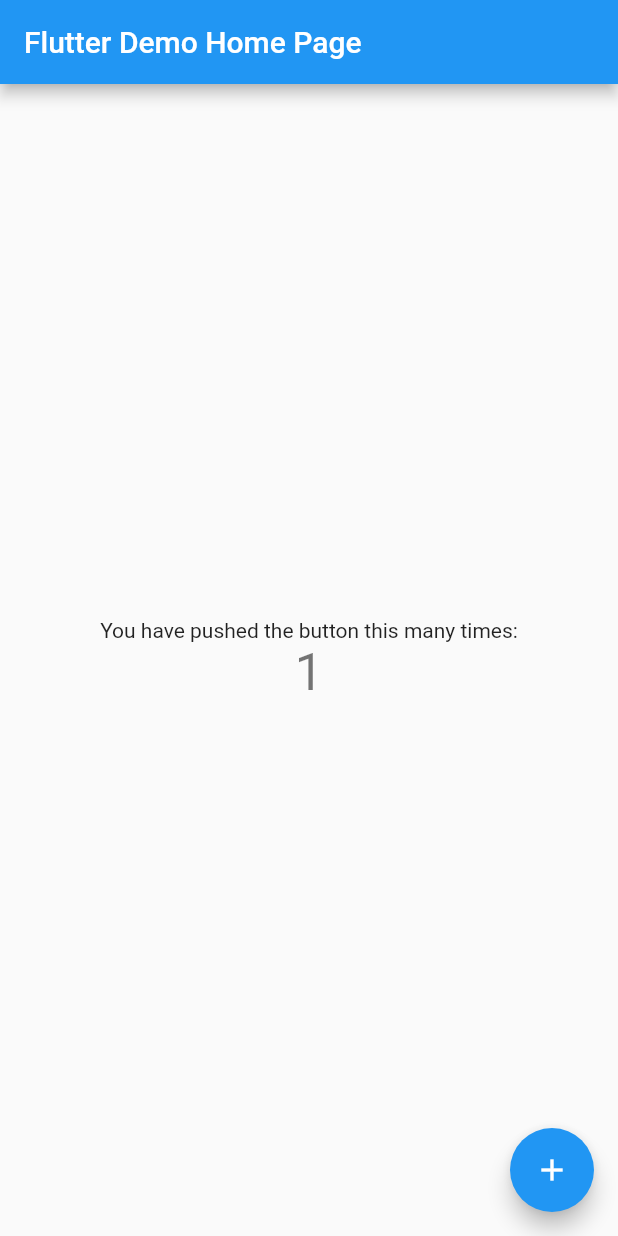
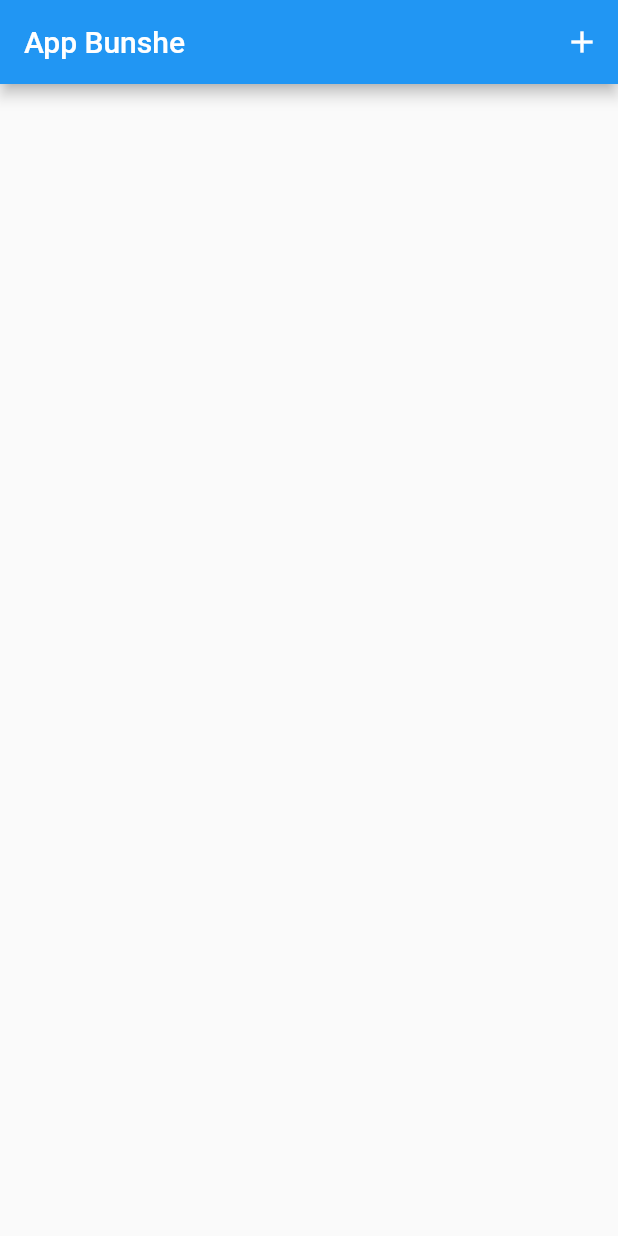
Before and after one commit to Ammarit2545/Lab-5---Database, a Flutter app: the MyHomePage screen opened directly, after a tap on the "add" icon, on a phone screen of 412 x 824 dp. Run offline on Flutter 3.47's test engine with Material 2 defaults, Android fonts, the phone set to English and light mode, and no system bars.

Commit message:
2th commit - Action Button

```diff
--- a/lib/main.dart
+++ b/lib/main.dart
@@ -7,39 +7,20 @@ void main() {
 class MyApp extends StatelessWidget {
   const MyApp({Key? key}) : super(key: key);
 
-  // This widget is the root of your application.
   @override
   Widget build(BuildContext context) {
     return MaterialApp(
       title: 'Flutter Demo',
       theme: ThemeData(
-        // This is the theme of your application.
-        //
-        // Try running your application with "flutter run". You'll see the
-        // application has a blue toolbar. Then, without quitting the app, try
-        // changing the primarySwatch below to Colors.green and then invoke
-        // "hot reload" (press "r" in the console where you ran "flutter run",
-        // or simply save your changes to "hot reload" in a Flutter IDE).
-        // Notice that the counter didn't reset back to zero; the application
-        // is not restarted.
         primarySwatch: Colors.blue,
       ),
-      home: const MyHomePage(title: 'Flutter Demo Home Page'),
+      home: const MyHomePage(title: 'App Bunshe'),
     );
   }
 }
 
 class MyHomePage extends StatefulWidget {
   const MyHomePage({Key? key, required this.title}) : super(key: key);
-
-  // This widget is the home page of your application. It is stateful, meaning
-  // that it has a State object (defined below) that contains fields that affect
-  // how it looks.
-
-  // This class is the configuration for the state. It holds the values (in this
-  // case the title) provided by the parent (in this case the App widget) and
-  // used by the build method of the State. Fields in a Widget subclass are
-  // always marked "final".
 
   final String title;
 
@@ -48,68 +29,14 @@ class MyHomePage extends StatefulWidget {
 }
 
 class _MyHomePageState extends State<MyHomePage> {
-  int _counter = 0;
-
-  void _incrementCounter() {
-    setState(() {
-      // This call to setState tells the Flutter framework that something has
-      // changed in this State, which causes it to rerun the build method below
-      // so that the display can reflect the updated values. If we changed
-      // _counter without calling setState(), then the build method would not be
-      // called again, and so nothing would appear to happen.
-      _counter++;
-    });
-  }
-
   @override
   Widget build(BuildContext context) {
-    // This method is rerun every time setState is called, for instance as done
-    // by the _incrementCounter method above.
-    //
-    // The Flutter framework has been optimized to make rerunning build methods
-    // fast, so that you can just rebuild anything that needs updating rather
-    // than having to individually change instances of widgets.
     return Scaffold(
       appBar: AppBar(
-        // Here we take the value from the MyHomePage object that was created by
-        // the App.build method, and use it to set our appbar title.
         title: Text(widget.title),
+        actions: [IconButton(icon: Icon(Icons.add), onPressed: () {})],
       ),
-      body: Center(
-        // Center is a layout widget. It takes a single child and positions it
-        // in the middle of the parent.
-        child: Column(
-          // Column is also a layout widget. It takes a list of children and
-          // arranges them vertically. By default, it sizes itself to fit its
-          // children horizontally, and tries to be as tall as its parent.
-          //
-          // Invoke "debug painting" (press "p" in the console, choose the
-          // "Toggle Debug Paint" action from the Flutter Inspector in Android
-          // Studio, or the "Toggle Debug Paint" command in Visual Studio Code)
-          // to see the wireframe for each widget.
-          //
-          // Column has various properties to control how it sizes itself and
-          // how it positions its children. Here we use mainAxisAlignment to
-          // center the children vertically; the main axis here is the vertical
-          // axis because Columns are vertical (the cross axis would be
-          // horizontal).
-          mainAxisAlignment: MainAxisAlignment.center,
-          children: <Widget>[
-            const Text(
-              'You have pushed the button this many times:',
-            ),
-            Text(
-              '$_counter',
-              style: Theme.of(context).textTheme.headline4,
-            ),
-          ],
-        ),
-      ),
-      floatingActionButton: FloatingActionButton(
-        onPressed: _incrementCounter,
-        tooltip: 'Increment',
-        child: const Icon(Icons.add),
-      ), // This trailing comma makes auto-formatting nicer for build methods.
+      body: Container(),
     );
   }
 }
```
